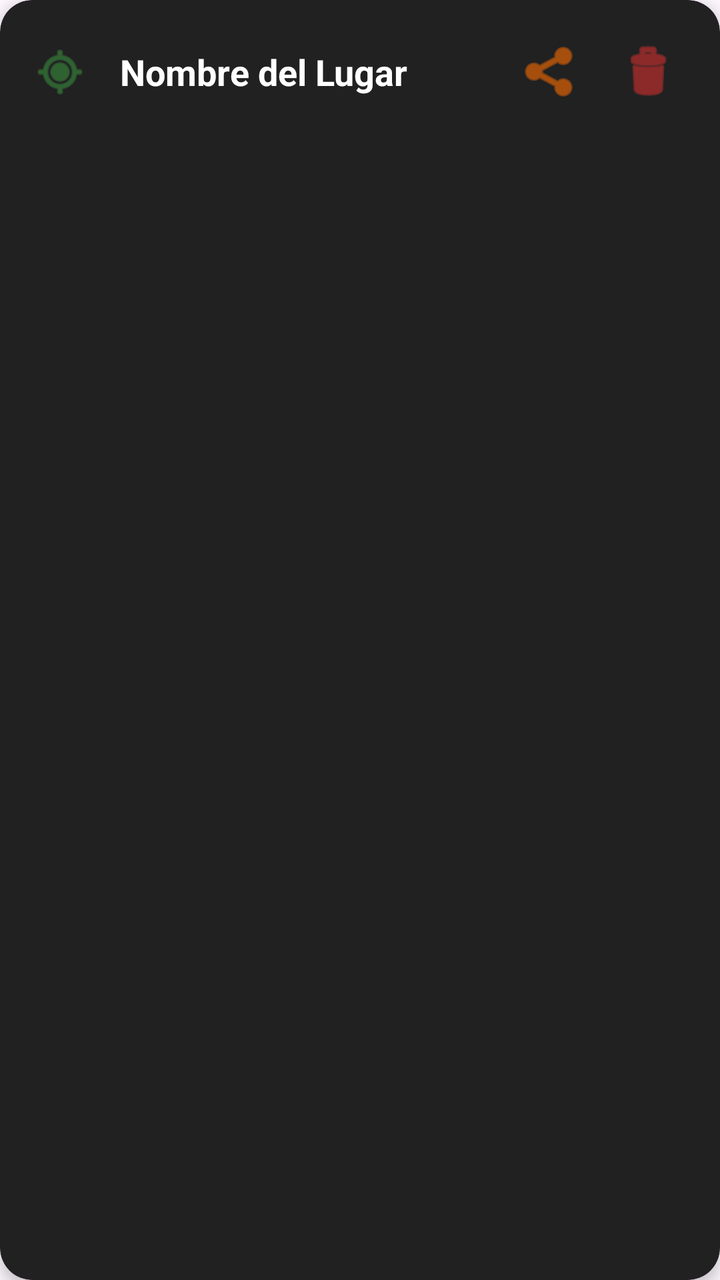
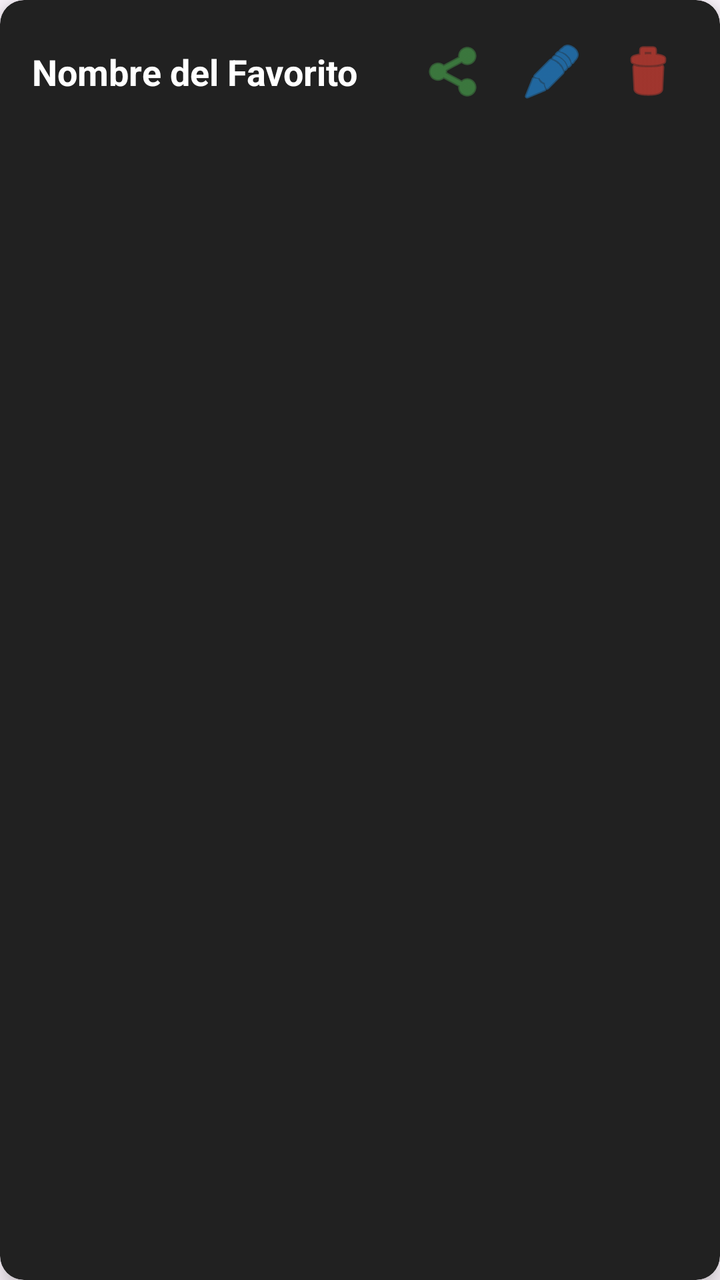

Compare the two renders of this Android layout. The source of the first and the diff that turns it into the second are given below.
<!-- AndroidManifest.xml: application theme Theme.PPU_WT -->
<!-- res/layout/item_favorito.xml -->
<?xml version="1.0" encoding="utf-8"?>
<androidx.cardview.widget.CardView
    xmlns:android="http://schemas.android.com/apk/res/android"
    xmlns:app="http://schemas.android.com/apk/res-auto"
    android:layout_width="match_parent"
    android:layout_height="wrap_content"
    android:layout_marginHorizontal="4dp"
    android:layout_marginVertical="6dp"
    app:cardBackgroundColor="#212121"
    app:cardCornerRadius="16dp"
    app:cardElevation="4dp">

    
    <LinearLayout
        android:id="@+id/contenedorUbicacion"
        android:layout_width="match_parent"
        android:layout_height="wrap_content"
        android:orientation="horizontal"
        android:gravity="center_vertical"
        android:padding="16dp"
        android:background="?attr/selectableItemBackground">

        
        <ImageView
            android:layout_width="28dp"
            android:layout_height="28dp"
            android:src="@android:drawable/ic_menu_mylocation"
            app:tint="#388E3C" />

        
        <TextView
            android:id="@+id/tvNombreLugar"
            android:layout_width="0dp"
            android:layout_height="wrap_content"
            android:layout_weight="1"
            android:layout_marginStart="16dp"
            android:text="Nombre del Lugar"
            android:textColor="#FFFFFF"
            android:textSize="18sp"
            android:textStyle="bold" />

        
        <ImageButton
            android:id="@+id/btnCompartir"
            android:layout_width="40dp"
            android:layout_height="40dp"
            android:layout_marginEnd="8dp"
            android:background="?attr/selectableItemBackgroundBorderless"
            android:src="@android:drawable/ic_menu_share"
            app:tint="#FF6D00" />

        
        <ImageButton
            android:id="@+id/btnEliminar"
            android:layout_width="40dp"
            android:layout_height="40dp"
            android:background="?attr/selectableItemBackgroundBorderless"
            android:src="@android:drawable/ic_menu_delete"
            app:tint="#D32F2F" />

    </LinearLayout>
</androidx.cardview.widget.CardView>
<!-- resources referenced by this layout -->
<resources>
  <style name="Theme.PPU_WT" parent="Base.Theme.PPU_WT" />
  <style name="Base.Theme.PPU_WT" parent="Theme.Material3.DayNight.NoActionBar">
          
          
      </style>
</resources>

<!-- the commit's change to res/layout/item_favorito.xml (unified diff, before → after) -->
@@ -4,28 +4,23 @@
     xmlns:app="http://schemas.android.com/apk/res-auto"
     android:layout_width="match_parent"
     android:layout_height="wrap_content"
-    android:layout_marginHorizontal="4dp"
-    android:layout_marginVertical="6dp"
+    android:layout_marginHorizontal="16dp"
+    android:layout_marginVertical="8dp"
     app:cardBackgroundColor="#212121"
-    app:cardCornerRadius="16dp"
-    app:cardElevation="4dp">
+    app:cardCornerRadius="12dp"
+    app:cardElevation="6dp">
 
     
     <LinearLayout
         android:id="@+id/contenedorUbicacion"
         android:layout_width="match_parent"
         android:layout_height="wrap_content"
+        android:background="?attr/selectableItemBackground"
+        android:clickable="true"
+        android:focusable="true"
+        android:gravity="center_vertical"
         android:orientation="horizontal"
-        android:gravity="center_vertical"
-        android:padding="16dp"
-        android:background="?attr/selectableItemBackground">
-
-        
-        <ImageView
-            android:layout_width="28dp"
-            android:layout_height="28dp"
-            android:src="@android:drawable/ic_menu_mylocation"
-            app:tint="#388E3C" />
+        android:padding="16dp">
 
         
         <TextView
@@ -33,30 +28,49 @@
             android:layout_width="0dp"
             android:layout_height="wrap_content"
             android:layout_weight="1"
-            android:layout_marginStart="16dp"
-            android:text="Nombre del Lugar"
+            android:text="Nombre del Favorito"
             android:textColor="#FFFFFF"
             android:textSize="18sp"
             android:textStyle="bold" />
 
         
-        <ImageButton
-            android:id="@+id/btnCompartir"
-            android:layout_width="40dp"
-            android:layout_height="40dp"
-            android:layout_marginEnd="8dp"
-            android:background="?attr/selectableItemBackgroundBorderless"
-            android:src="@android:drawable/ic_menu_share"
-            app:tint="#FF6D00" />
+        <LinearLayout
+            android:layout_width="wrap_content"
+            android:layout_height="wrap_content"
+            android:orientation="horizontal"
+            android:gravity="center_vertical">
 
-        
-        <ImageButton
-            android:id="@+id/btnEliminar"
-            android:layout_width="40dp"
-            android:layout_height="40dp"
-            android:background="?attr/selectableItemBackgroundBorderless"
-            android:src="@android:drawable/ic_menu_delete"
-            app:tint="#D32F2F" />
+            
+            <ImageButton
+                android:id="@+id/btnCompartir"
+                android:layout_width="40dp"
+                android:layout_height="40dp"
+                android:layout_marginEnd="8dp"
+                android:background="?attr/selectableItemBackgroundBorderless"
+                android:contentDescription="Compartir ubicación"
+                android:src="@android:drawable/ic_menu_share"
+                app:tint="#4CAF50" />
 
+            
+            <ImageButton
+                android:id="@+id/btnEditar"
+                android:layout_width="40dp"
+                android:layout_height="40dp"
+                android:layout_marginEnd="8dp"
+                android:background="?attr/selectableItemBackgroundBorderless"
+                android:contentDescription="Editar nombre"
+                android:src="@android:drawable/ic_menu_edit"
+                app:tint="#2196F3" />
+
+            
+            <ImageButton
+                android:id="@+id/btnEliminar"
+                android:layout_width="40dp"
+                android:layout_height="40dp"
+                android:background="?attr/selectableItemBackgroundBorderless"
+                android:contentDescription="Eliminar favorito"
+                android:src="@android:drawable/ic_menu_delete"
+                app:tint="#F44336" />
+        </LinearLayout>
     </LinearLayout>
 </androidx.cardview.widget.CardView>
